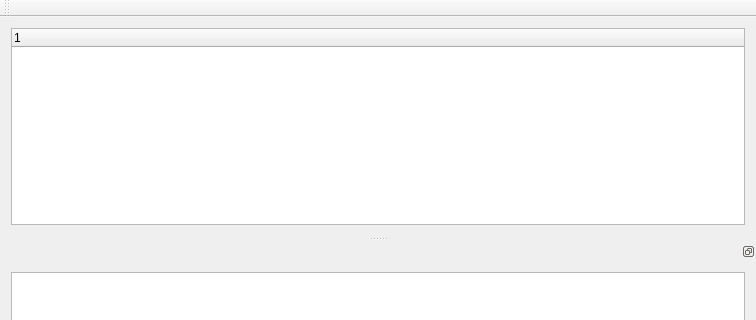
Qt form configurator/mainwindow.ui (breton75/niirpi) before a commit; both pictures show x 0 to 756 and y 0 to 320 of the 756 by 497 pixel window.
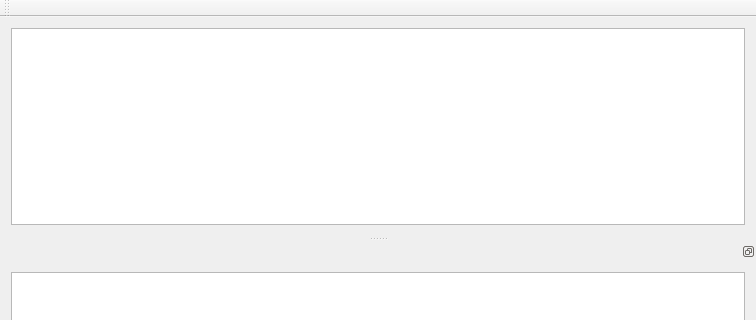
The same form after that commit.

```diff
--- a/configurator/mainwindow.ui
+++ b/configurator/mainwindow.ui
@@ -16,13 +16,7 @@
   <widget class="QWidget" name="centralWidget">
    <layout class="QVBoxLayout" name="verticalLayout_2">
     <item>
-     <widget class="QTreeWidget" name="treeWidget">
-      <column>
-       <property name="text">
-        <string notr="true">1</string>
-       </property>
-      </column>
-     </widget>
+     <widget class="QTreeView" name="treeView"/>
     </item>
    </layout>
   </widget>
```
